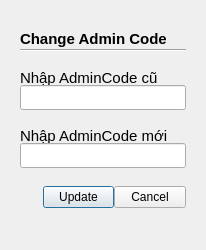
Qt form Pbl2/Adminaccount.ui (TrisMinh/PBL2) before a commit.
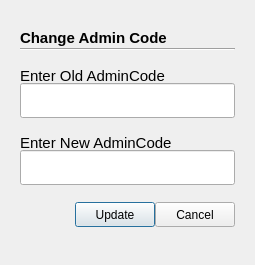
The same form after that commit. The open tabs and pages were chosen to show the change.

Diff of the .ui file:
```diff
--- a/Pbl2/Adminaccount.ui
+++ b/Pbl2/Adminaccount.ui
@@ -6,8 +6,8 @@
    <rect>
     <x>0</x>
     <y>0</y>
-    <width>206</width>
-    <height>250</height>
+    <width>255</width>
+    <height>265</height>
    </rect>
   </property>
   <property name="windowTitle">
@@ -82,7 +82,7 @@
             </font>
            </property>
            <property name="text">
-            <string>Nhập AdminCode cũ</string>
+            <string>Enter Old AdminCode</string>
            </property>
           </widget>
          </item>
@@ -91,7 +91,7 @@
            <property name="minimumSize">
             <size>
              <width>0</width>
-             <height>25</height>
+             <height>35</height>
             </size>
            </property>
            <property name="echoMode">
@@ -120,7 +120,7 @@
             </font>
            </property>
            <property name="text">
-            <string>Nhập AdminCode mới</string>
+            <string>Enter New AdminCode</string>
            </property>
           </widget>
          </item>
@@ -129,7 +129,7 @@
            <property name="minimumSize">
             <size>
              <width>0</width>
-             <height>25</height>
+             <height>35</height>
             </size>
            </property>
            <property name="echoMode">
@@ -164,7 +164,7 @@
              <property name="minimumSize">
               <size>
                <width>55</width>
-               <height>18</height>
+               <height>25</height>
               </size>
              </property>
              <property name="styleSheet">
@@ -181,7 +181,7 @@
               <string>Update</string>
              </property>
              <property name="checkable">
-              <bool>true</bool>
+              <bool>false</bool>
              </property>
             </widget>
            </item>
@@ -190,7 +190,7 @@
              <property name="minimumSize">
               <size>
                <width>18</width>
-               <height>18</height>
+               <height>25</height>
               </size>
              </property>
              <property name="styleSheet">
```
Left out of the diff: 33 changed lines with no effect on the pictures.
